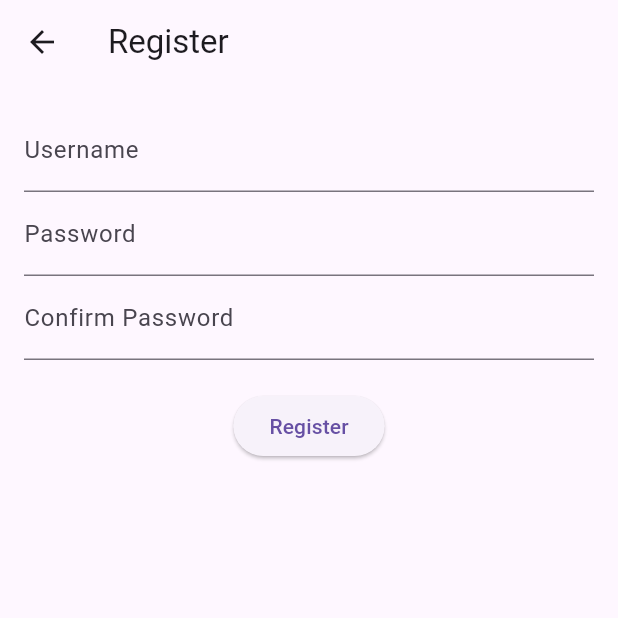
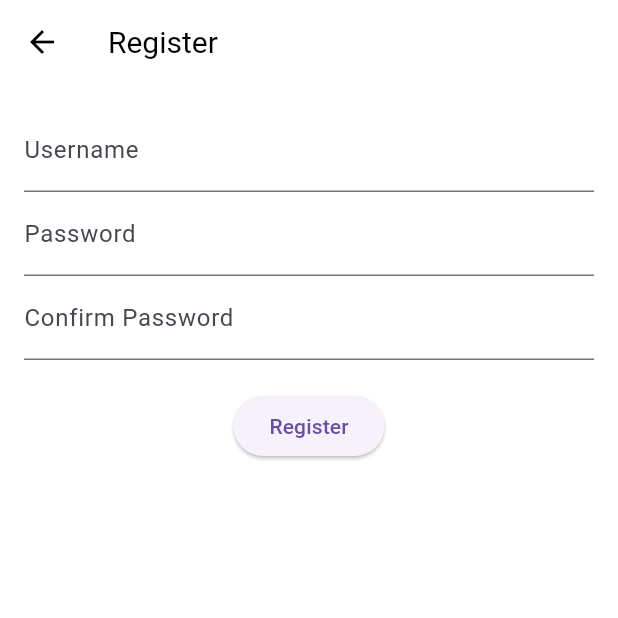
Before and after one commit to tomalex04/EssentialSlots, a Flutter app: the screen it shows after launch, after a tap on "Don't have an account? Register now", on a phone screen of 412 x 824 dp, the top half of it. Run offline on Flutter 3.47's test engine with Material 3 defaults, Android fonts, the phone set to English and light mode, and no system bars; network calls fail.

Commit message:
2nd commit

```diff
--- a/lab_management/lib/main.dart
+++ b/lab_management/lib/main.dart
@@ -24,9 +24,16 @@ class MyApp extends StatelessWidget {
   @override
   Widget build(BuildContext context) {
     return MaterialApp(
-      title: 'Lab Management',
+      debugShowCheckedModeBanner: false,
+      title: 'Essential Slots',
       theme: ThemeData(
         primarySwatch: Colors.blue,
+        scaffoldBackgroundColor: Colors.white,
+        appBarTheme: const AppBarTheme(
+          backgroundColor: Colors.white, // Set AppBar background color to white
+          iconTheme: IconThemeData(color: Colors.black), // Set AppBar icons color to black
+          titleTextStyle: TextStyle(color: Colors.black, fontSize: 20), // Set AppBar title color to black
+        ),
       ),
       home: const LoginScreen(),
       routes: {
--- a/lab_management/lib/providers/auth_provider.dart
+++ b/lab_management/lib/providers/auth_provider.dart
@@ -3,7 +3,7 @@ import 'package:http/http.dart' as http;
 import 'dart:convert';
 
 class AuthProvider with ChangeNotifier {
-  static const String serverIP = 'localhost';
+  static const String serverIP = 'localhost/lab_management';
   final TextEditingController usernameController = TextEditingController();
   final TextEditingController passwordController = TextEditingController();
   final TextEditingController confirmPasswordController =
```
